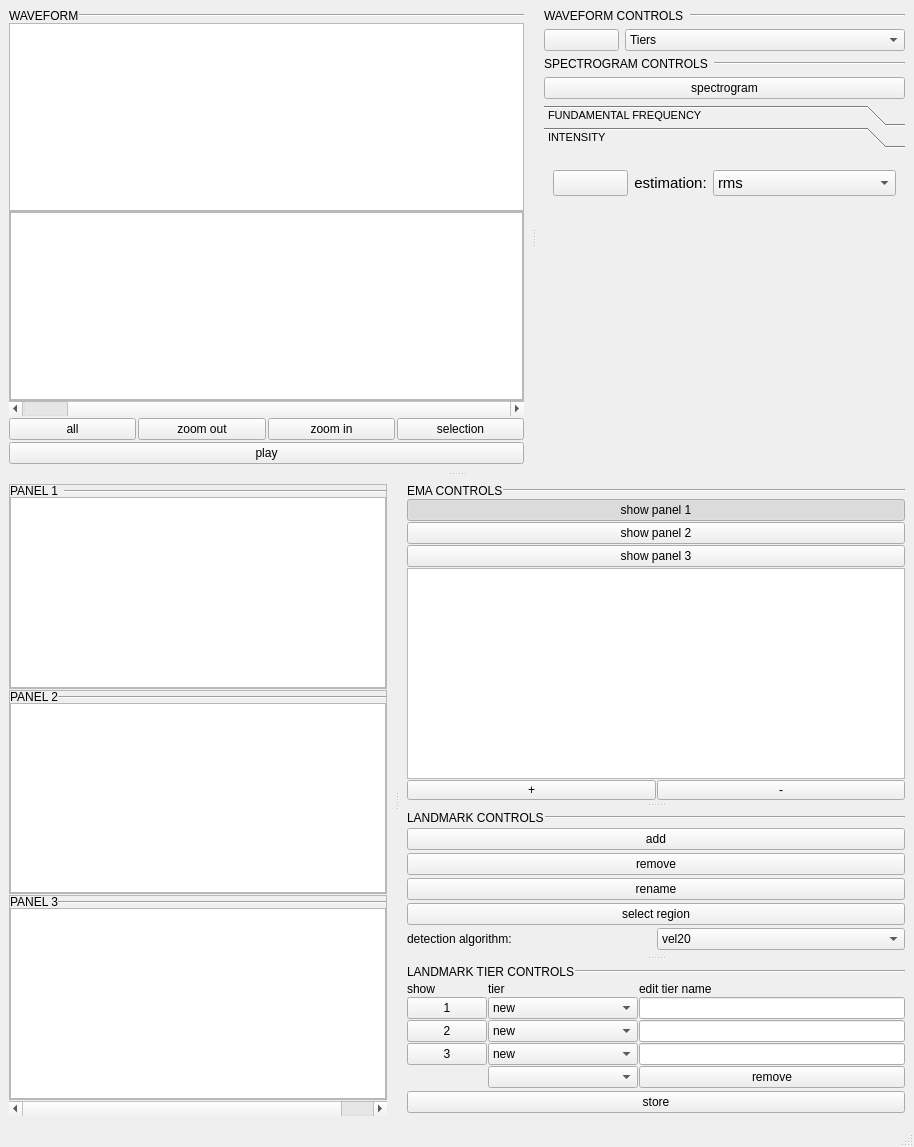
This is gui/ui_files/ui_inspector.ui in phbuech/adatool as Qt 5 draws it before an edit. The edited form follows.
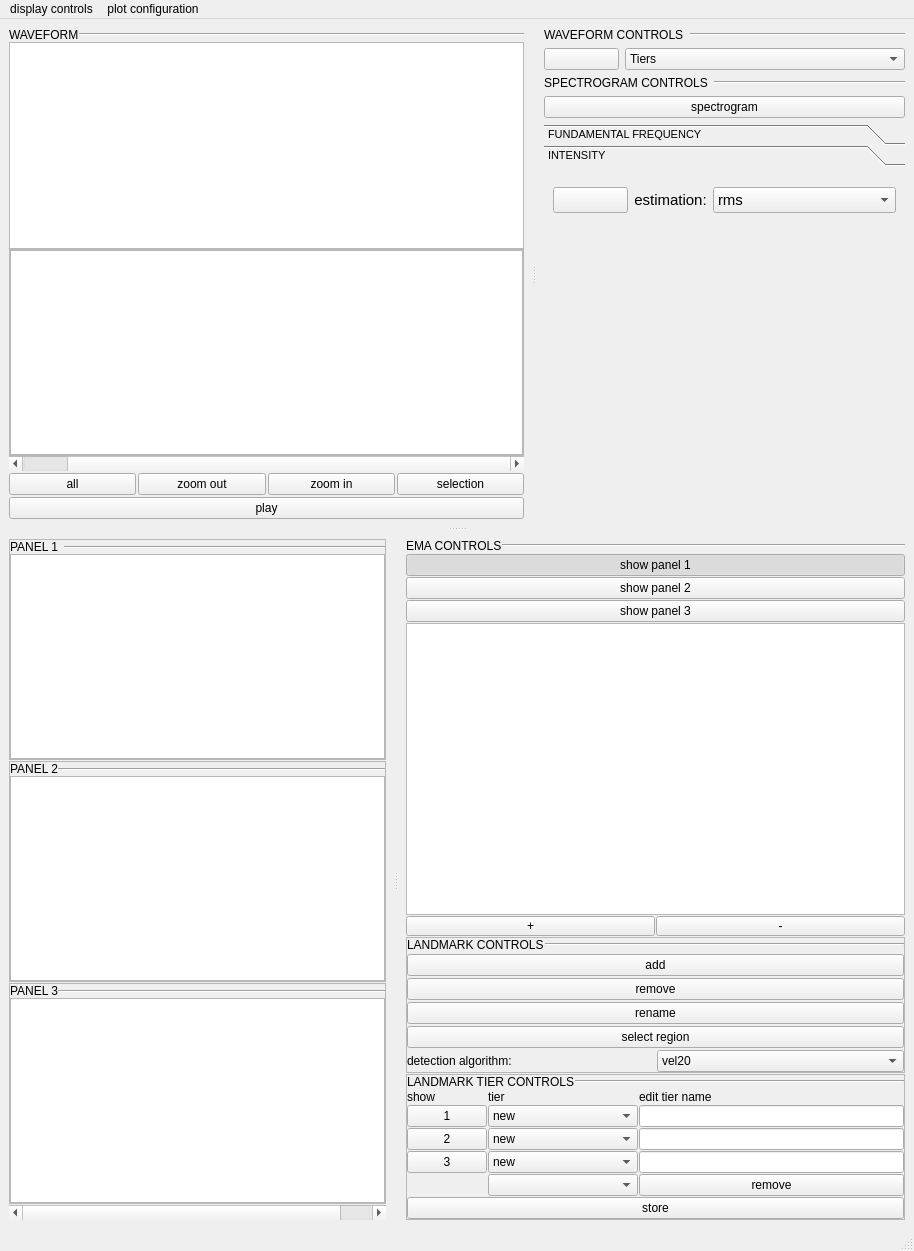
This is the edited form. The open tabs and pages were chosen to show the change. Custom widgets are drawn as their Qt base class.

Commit message: added functions to store and restore the plot configuration

Patch:
```diff
--- a/gui/ui_files/ui_inspector.ui
+++ b/gui/ui_files/ui_inspector.ui
@@ -7,7 +7,7 @@
     <x>0</x>
     <y>0</y>
     <width>914</width>
-    <height>1147</height>
+    <height>1251</height>
    </rect>
   </property>
   <property name="font">
@@ -411,7 +411,7 @@
               <enum>Qt::LeftToRight</enum>
              </property>
              <property name="autoFillBackground">
-              <bool>true</bool>
+              <bool>false</bool>
              </property>
              <property name="frameShadow">
               <enum>QFrame::Plain</enum>
@@ -426,7 +426,7 @@
               <number>0</number>
              </property>
              <property name="tabSpacing">
-              <number>1</number>
+              <number>0</number>
              </property>
              <widget class="QWidget" name="page_5">
               <property name="geometry">
@@ -552,8 +552,8 @@
                <rect>
                 <x>0</x>
                 <y>0</y>
-                <width>377</width>
-                <height>69</height>
+                <width>375</width>
+                <height>83</height>
                </rect>
               </property>
               <attribute name="label">
@@ -1210,17 +1210,37 @@
                 </item>
                </layout>
               </item>
-             </layout>
-            </item>
-           </layout>
-          </widget>
-          <widget class="QWidget" name="verticalLayoutWidget_2">
-           <layout class="QVBoxLayout" name="verticalLayout_4">
+              <item>
+               <widget class="QFrame" name="landmarkControlsFrame">
+                <property name="frameShape">
+                 <enum>QFrame::StyledPanel</enum>
+                </property>
+                <property name="frameShadow">
+                 <enum>QFrame::Raised</enum>
+                </property>
+                <layout class="QVBoxLayout" name="verticalLayout_10">
+                 <property name="spacing">
+                  <number>0</number>
+                 </property>
+                 <property name="leftMargin">
+                  <number>0</number>
+                 </property>
+                 <property name="topMargin">
+                  <number>0</number>
+                 </property>
+                 <property name="rightMargin">
+                  <number>0</number>
+                 </property>
+                 <property name="bottomMargin">
+                  <number>0</number>
+                 </property>
+                 <item>
+                  <layout class="QVBoxLayout" name="verticalLayout_12">
             <property name="spacing">
              <number>2</number>
             </property>
             <item>
-             <layout class="QHBoxLayout" name="horizontalLayout_10">
+                    <layout class="QHBoxLayout" name="horizontalLayout_11">
               <property name="spacing">
                <number>1</number>
               </property>
@@ -1317,7 +1337,7 @@
              </widget>
             </item>
             <item>
-             <layout class="QGridLayout" name="gridLayout_2">
+                    <layout class="QGridLayout" name="gridLayout_4">
               <item row="0" column="1">
                <widget class="QComboBox" name="selectLandmarkDetectionComboBox">
                 <item>
@@ -1373,8 +1393,35 @@
              </layout>
             </item>
            </layout>
-          </widget>
-          <widget class="QWidget" name="verticalLayoutWidget_3">
+                 </item>
+                </layout>
+               </widget>
+              </item>
+              <item>
+               <widget class="QFrame" name="landmarkTierControlsFrame">
+                <property name="frameShape">
+                 <enum>QFrame::StyledPanel</enum>
+                </property>
+                <property name="frameShadow">
+                 <enum>QFrame::Raised</enum>
+                </property>
+                <layout class="QHBoxLayout" name="horizontalLayout_6">
+                 <property name="spacing">
+                  <number>0</number>
+                 </property>
+                 <property name="leftMargin">
+                  <number>0</number>
+                 </property>
+                 <property name="topMargin">
+                  <number>0</number>
+                 </property>
+                 <property name="rightMargin">
+                  <number>0</number>
+                 </property>
+                 <property name="bottomMargin">
+                  <number>0</number>
+                 </property>
+                 <item>
            <layout class="QVBoxLayout" name="verticalLayout_7">
             <property name="spacing">
              <number>1</number>
@@ -1608,6 +1655,13 @@
              </widget>
             </item>
            </layout>
+                 </item>
+                </layout>
+               </widget>
+              </item>
+             </layout>
+            </item>
+           </layout>
           </widget>
          </widget>
         </widget>
@@ -1623,9 +1677,25 @@
      <x>0</x>
      <y>0</y>
      <width>914</width>
-     <height>28</height>
+     <height>34</height>
     </rect>
    </property>
+   <widget class="QMenu" name="menudisplay_controls">
+    <property name="title">
+     <string>display controls</string>
+    </property>
+    <addaction name="actionlandmark_controls"/>
+    <addaction name="actionlandmark_tier_controls"/>
+   </widget>
+   <widget class="QMenu" name="menuplot_configuration">
+    <property name="title">
+     <string>plot configuration</string>
+    </property>
+    <addaction name="actionstore_plot_configuration"/>
+    <addaction name="actionrestore_plot_configuration"/>
+   </widget>
+   <addaction name="menudisplay_controls"/>
+   <addaction name="menuplot_configuration"/>
   </widget>
   <widget class="QStatusBar" name="statusbar"/>
  </widget>
```
Left out of the diff: 44 changed lines with no effect on the pictures. Lines whose indentation alone changed are shown as unchanged. The commit also changes 8 other files.
